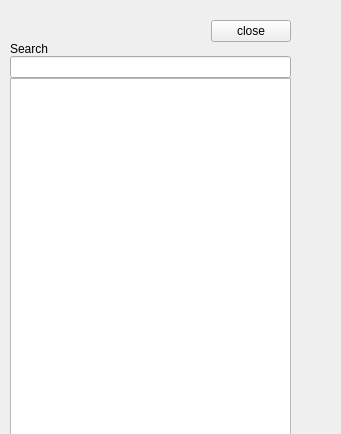
First picture: the form in ui/sidepane.ui, repository fredollinger/scutum, before the edit.
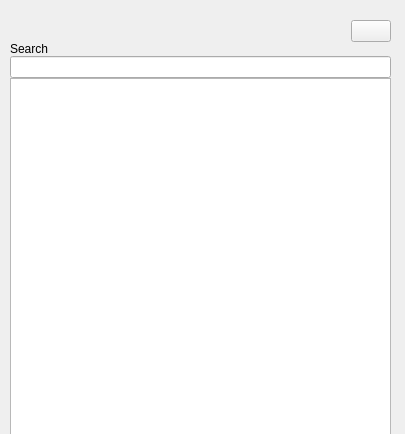
Second picture: the form after the edit.

Commit message: Trying to hook up close button.

Patch:
```diff
--- a/ui/sidepane.ui
+++ b/ui/sidepane.ui
@@ -6,7 +6,7 @@
    <rect>
     <x>0</x>
     <y>0</y>
-    <width>341</width>
+    <width>405</width>
     <height>434</height>
    </rect>
   </property>
@@ -18,7 +18,7 @@
     <rect>
      <x>-10</x>
      <y>20</y>
-     <width>301</width>
+     <width>401</width>
      <height>431</height>
     </rect>
    </property>
@@ -47,7 +47,7 @@
       <item>
        <widget class="QPushButton" name="closeButton">
         <property name="text">
-         <string>close</string>
+         <string/>
         </property>
        </widget>
       </item>
```
The commit also changes 1 other file.
